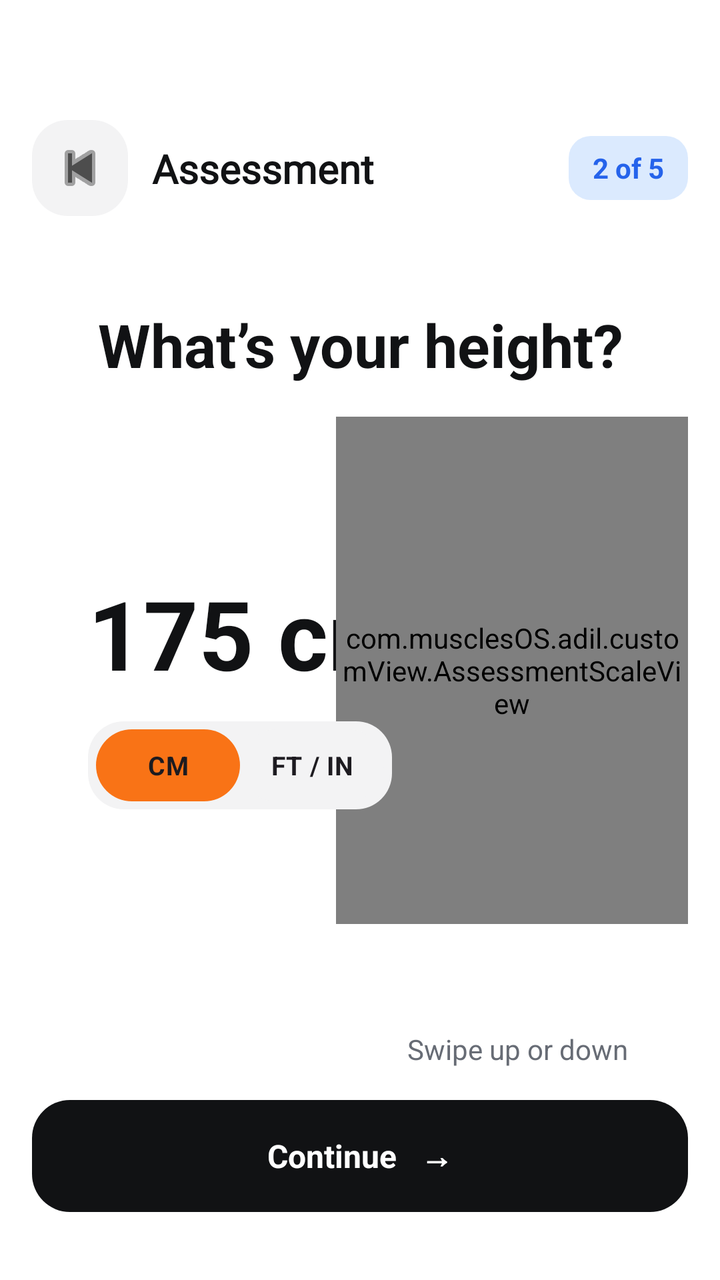
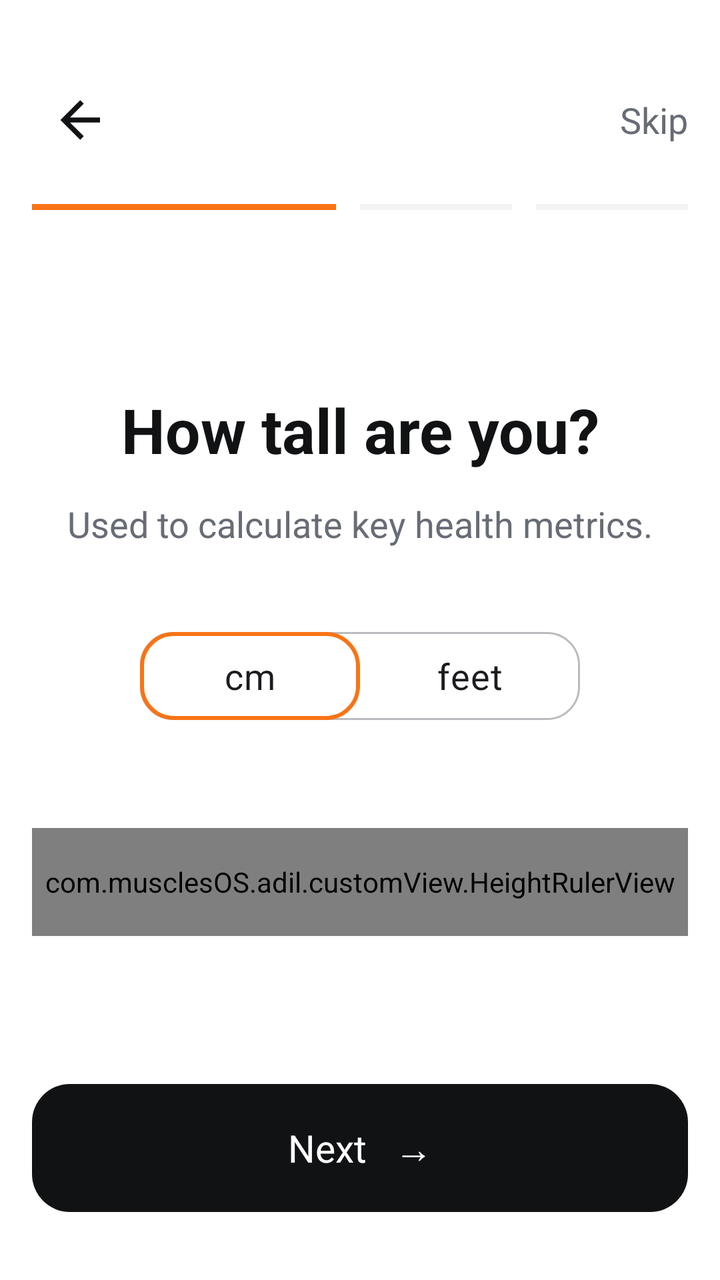

Compare the two renders of this Android layout. The source of the first and the diff that turns it into the second are given below.
<!-- AndroidManifest.xml: application theme Theme.MuscleOS -->
<!-- res/layout/fragment_height.xml -->
<?xml version="1.0" encoding="utf-8"?>
<androidx.constraintlayout.widget.ConstraintLayout xmlns:android="http://schemas.android.com/apk/res/android"
    xmlns:app="http://schemas.android.com/apk/res-auto"
    android:layout_width="match_parent"
    android:layout_height="match_parent"
    android:background="@color/bg_main"
    android:paddingHorizontal="16dp">

    <include
        android:id="@+id/header"
        layout="@layout/onboarding_header_height" />

    <TextView
        android:id="@+id/title"
        android:layout_width="0dp"
        android:layout_height="wrap_content"
        android:layout_marginTop="44dp"
        android:gravity="center"
        android:text="What’s your height?"
        android:textColor="@color/text_main"
        android:textSize="30sp"
        android:textStyle="bold"
        app:layout_constraintEnd_toEndOf="parent"
        app:layout_constraintStart_toStartOf="parent"
        app:layout_constraintTop_toBottomOf="@id/header" />

    <TextView
        android:id="@+id/heightValue"
        android:layout_width="wrap_content"
        android:layout_height="wrap_content"
        android:layout_marginStart="28dp"
        android:layout_marginTop="92dp"
        android:text="175 cm"
        android:textColor="@color/text_main"
        android:textSize="48sp"
        android:textStyle="bold"
        app:layout_constraintStart_toStartOf="parent"
        app:layout_constraintTop_toBottomOf="@id/title" />

    <com.musclesOS.adil.customView.AssessmentScaleView
        android:id="@+id/heightScale"
        android:layout_width="176dp"
        android:layout_height="0dp"
        android:layout_marginTop="16dp"
        android:layout_marginBottom="88dp"
        app:layout_constraintBottom_toTopOf="@id/button3"
        app:layout_constraintEnd_toEndOf="parent"
        app:layout_constraintTop_toBottomOf="@id/title" />

    <TextView
        android:id="@+id/hint"
        android:layout_width="wrap_content"
        android:layout_height="wrap_content"
        android:layout_marginEnd="30dp"
        android:layout_marginBottom="16dp"
        android:text="Swipe up or down"
        android:textColor="@color/text_hint"
        android:textSize="14sp"
        app:layout_constraintBottom_toTopOf="@id/button3"
        app:layout_constraintEnd_toEndOf="parent" />
    <RadioGroup
        android:id="@+id/heightUnitGroup"
        android:layout_width="wrap_content"
        android:layout_height="44dp"
        android:layout_marginTop="12dp"
        android:orientation="horizontal"
        android:background="@drawable/bg_onboarding_choice"
        android:padding="4dp"
        app:layout_constraintStart_toStartOf="@id/heightValue"
        app:layout_constraintTop_toBottomOf="@id/heightValue">

        <RadioButton
            android:id="@+id/cm"
            android:layout_width="72dp"
            android:layout_height="match_parent"
            android:button="@null"
            android:gravity="center"
            android:text="CM"
            android:textSize="13sp"
            android:textStyle="bold"
            android:checked="true"
            android:background="@drawable/bg_onboarding_choice_selected" />

        <RadioButton
            android:id="@+id/ftIn"
            android:layout_width="72dp"
            android:layout_height="match_parent"
            android:button="@null"
            android:gravity="center"
            android:text="FT / IN"
            android:textSize="13sp"
            android:textStyle="bold"
            android:background="@drawable/bg_onboarding_choice" />

    </RadioGroup>
    <TextView
        android:id="@+id/button3"
        android:layout_width="0dp"
        android:layout_height="56dp"
        android:layout_marginBottom="34dp"
        android:background="@drawable/bg_onboarding_button"
        android:gravity="center"
        android:text="Continue   →"
        android:textColor="@color/white"
        android:textSize="16sp"
        android:textStyle="bold"
        app:layout_constraintBottom_toBottomOf="parent"
        app:layout_constraintEnd_toEndOf="parent"
        app:layout_constraintStart_toStartOf="parent" />
</androidx.constraintlayout.widget.ConstraintLayout>
<!-- res/layout/onboarding_header_height.xml (included above) -->
<?xml version="1.0" encoding="utf-8"?>
<androidx.constraintlayout.widget.ConstraintLayout xmlns:android="http://schemas.android.com/apk/res/android" xmlns:app="http://schemas.android.com/apk/res-auto" android:layout_width="match_parent" android:layout_height="108dp">
    <ImageButton android:id="@+id/backButton" android:layout_width="48dp" android:layout_height="48dp" android:layout_marginTop="60dp" android:background="@drawable/bg_onboarding_choice" android:contentDescription="Back" android:src="@android:drawable/ic_media_previous" app:tint="@color/text_sub" app:layout_constraintStart_toStartOf="parent" app:layout_constraintTop_toTopOf="parent"/>
    <TextView android:id="@+id/assessmentTitle" android:layout_width="0dp" android:layout_height="wrap_content" android:layout_marginStart="12dp" android:fontFamily="@font/work_sans" android:text="Assessment" android:textColor="@color/text_main" android:textSize="20sp" android:textStyle="bold" app:layout_constraintBottom_toBottomOf="@id/backButton" app:layout_constraintStart_toEndOf="@id/backButton" app:layout_constraintTop_toTopOf="@id/backButton"/>
    <TextView android:id="@+id/progress" android:layout_width="wrap_content" android:layout_height="32dp" android:background="@drawable/bg_onboarding_tag" android:gravity="center" android:paddingHorizontal="12dp" android:text="2 of 5" android:textColor="#2563EB" android:textSize="14sp" android:textStyle="bold" app:layout_constraintBottom_toBottomOf="@id/backButton" app:layout_constraintEnd_toEndOf="parent" app:layout_constraintTop_toTopOf="@id/backButton"/>
</androidx.constraintlayout.widget.ConstraintLayout>
<!-- resources referenced by this layout -->
<resources>
  <color name="bg_main">#FFFFFF</color>
  <color name="text_hint">#676C75</color>
  <color name="text_main">#111214</color>
  <color name="text_sub">#4D4D4D</color>
  <color name="white">#FFFFFFFF</color>
  <!-- drawable bg_onboarding_button (drawable) -->
  <?xml version="1.0" encoding="utf-8"?>
  <shape xmlns:android="http://schemas.android.com/apk/res/android" android:shape="rectangle">
      <solid android:color="@color/btn_bg" />
      <corners android:radius="19dp" />
  </shape>
  <!-- drawable bg_onboarding_choice (drawable) -->
  <?xml version="1.0" encoding="utf-8"?>
  <shape xmlns:android="http://schemas.android.com/apk/res/android" android:shape="rectangle">
      <solid android:color="@color/field_bg" />
      <corners android:radius="18dp" />
  </shape>
  <!-- drawable bg_onboarding_choice_selected (drawable) -->
  <?xml version="1.0" encoding="utf-8"?>
  <shape xmlns:android="http://schemas.android.com/apk/res/android" android:shape="rectangle">
      <solid android:color="@color/orange_primary" />
      <corners android:radius="18dp" />
  </shape>
  <!-- drawable bg_onboarding_tag (drawable) -->
  <?xml version="1.0" encoding="utf-8"?>
  <shape xmlns:android="http://schemas.android.com/apk/res/android" android:shape="rectangle">
      <solid android:color="#DBEAFE" />
      <corners android:radius="11dp" />
  </shape>
  <style name="Theme.MuscleOS" parent="Base.Theme.MuscleOS" />
  <color name="btn_bg">#111214</color>
  <color name="field_bg">#F3F3F4</color>
  <color name="orange_primary">#F97316</color>
  <style name="Base.Theme.MuscleOS" parent="Theme.Material3.DayNight.NoActionBar">
          <item name="colorPrimary">@color/orange_vibrant</item>
          <item name="colorOnPrimary">@color/white</item>
          <item name="colorAccent">@color/orange_primary</item>
          <item name="android:colorAccent">@color/orange_primary</item>
          <item name="android:windowBackground">@color/bg_main</item>
          <item name="colorSurface">@color/bg_main</item>
          <item name="android:textColorPrimary">@color/text_main</item>
  
          <item name="colorSecondary">@color/orange_vibrant</item>
          <item name="colorOnSecondary">@color/white</item>
  
          <item name="colorTertiary">@color/orange_vibrant</item>
  
          <item name="colorControlActivated">@color/orange_primary</item>
          <item name="android:textColorHighlight">#33F97316</item>
      </style>
  <color name="orange_vibrant">#FF6B35</color>
</resources>

<!-- the commit's change to res/layout/fragment_height.xml (unified diff, before → after) -->
@@ -1,117 +1,25 @@
 <?xml version="1.0" encoding="utf-8"?>
-<androidx.constraintlayout.widget.ConstraintLayout xmlns:android="http://schemas.android.com/apk/res/android"
-    xmlns:app="http://schemas.android.com/apk/res-auto"
-    android:layout_width="match_parent"
-    android:layout_height="match_parent"
-    android:background="@color/bg_main"
-    android:paddingHorizontal="16dp">
-
-    <include
-        android:id="@+id/header"
-        layout="@layout/onboarding_header_height" />
-
-    <TextView
-        android:id="@+id/title"
-        android:layout_width="0dp"
-        android:layout_height="wrap_content"
-        android:layout_marginTop="44dp"
-        android:gravity="center"
-        android:text="What’s your height?"
-        android:textColor="@color/text_main"
-        android:textSize="30sp"
-        android:textStyle="bold"
-        app:layout_constraintEnd_toEndOf="parent"
-        app:layout_constraintStart_toStartOf="parent"
-        app:layout_constraintTop_toBottomOf="@id/header" />
-
-    <TextView
-        android:id="@+id/heightValue"
-        android:layout_width="wrap_content"
-        android:layout_height="wrap_content"
-        android:layout_marginStart="28dp"
-        android:layout_marginTop="92dp"
-        android:text="175 cm"
-        android:textColor="@color/text_main"
-        android:textSize="48sp"
-        android:textStyle="bold"
-        app:layout_constraintStart_toStartOf="parent"
-        app:layout_constraintTop_toBottomOf="@id/title" />
-
-    <com.musclesOS.adil.customView.AssessmentScaleView
-        android:id="@+id/heightScale"
-        android:layout_width="176dp"
-        android:layout_height="0dp"
-        android:layout_marginTop="16dp"
-        android:layout_marginBottom="88dp"
-        app:layout_constraintBottom_toTopOf="@id/button3"
-        app:layout_constraintEnd_toEndOf="parent"
-        app:layout_constraintTop_toBottomOf="@id/title" />
-
-    <TextView
-        android:id="@+id/hint"
-        android:layout_width="wrap_content"
-        android:layout_height="wrap_content"
-        android:layout_marginEnd="30dp"
-        android:layout_marginBottom="16dp"
-        android:text="Swipe up or down"
-        android:textColor="@color/text_hint"
-        android:textSize="14sp"
-        app:layout_constraintBottom_toTopOf="@id/button3"
-        app:layout_constraintEnd_toEndOf="parent" />
-    <RadioGroup
-        android:id="@+id/heightUnitGroup"
-        android:layout_width="wrap_content"
-        android:layout_height="44dp"
-        android:layout_marginTop="12dp"
-        android:orientation="horizontal"
-        android:background="@drawable/bg_onboarding_choice"
-        android:padding="4dp"
-        app:layout_constraintStart_toStartOf="@id/heightValue"
-        app:layout_constraintTop_toBottomOf="@id/heightValue">
-
-        <RadioButton
-            android:id="@+id/cm"
-            android:layout_width="72dp"
-            android:layout_height="match_parent"
-            android:button="@null"
-            android:gravity="center"
-            android:text="CM"
-            android:textSize="13sp"
-            android:textStyle="bold"
-            android:checked="true"
-            android:background="@drawable/bg_onboarding_choice_selected" />
-
-        <RadioButton
-            android:id="@+id/ftIn"
-            android:layout_width="72dp"
-            android:layout_height="match_parent"
-            android:button="@null"
-            android:gravity="center"
-            android:text="FT / IN"
-            android:textSize="13sp"
-            android:textStyle="bold"
-            android:background="@drawable/bg_onboarding_choice" />
-
+<androidx.constraintlayout.widget.ConstraintLayout xmlns:android="http://schemas.android.com/apk/res/android" xmlns:app="http://schemas.android.com/apk/res-auto" android:layout_width="match_parent" android:layout_height="match_parent" android:background="@color/bg_main" android:paddingHorizontal="16dp">
+    <include android:id="@+id/header" layout="@layout/onboarding_measurement_header" />
+    <TextView android:id="@+id/title" android:layout_width="0dp" android:layout_height="wrap_content" android:layout_marginTop="54dp" android:gravity="center" android:text="How tall are you?" android:textColor="@color/text_main" android:textSize="31sp" android:textStyle="bold" app:layout_constraintEnd_toEndOf="parent" app:layout_constraintStart_toStartOf="parent" app:layout_constraintTop_toBottomOf="@id/header" />
+    <TextView android:id="@+id/subtitle" android:layout_width="wrap_content" android:layout_height="wrap_content" android:layout_marginTop="14dp" android:text="Used to calculate key health metrics." android:textColor="@color/text_hint" android:textSize="18sp" app:layout_constraintEnd_toEndOf="parent" app:layout_constraintStart_toStartOf="parent" app:layout_constraintTop_toBottomOf="@id/title" />
+    <RadioGroup android:id="@+id/heightUnitGroup" android:layout_width="220dp" android:layout_height="44dp" android:layout_marginTop="42dp" android:background="@drawable/bg_measurement_toggle" android:orientation="horizontal" app:layout_constraintEnd_toEndOf="parent" app:layout_constraintStart_toStartOf="parent" app:layout_constraintTop_toBottomOf="@id/subtitle">
+        <RadioButton android:id="@+id/cm" android:layout_width="0dp" android:layout_height="match_parent" android:layout_weight="1" android:background="@drawable/bg_measurement_toggle_selected" android:button="@null" android:checked="true" android:gravity="center" android:text="cm" android:textSize="18sp" />
+        <RadioButton android:id="@+id/ftIn" android:layout_width="0dp" android:layout_height="match_parent" android:layout_weight="1" android:background="@android:color/transparent" android:button="@null" android:gravity="center" android:text="feet" android:textSize="18sp" />
     </RadioGroup>
-    <TextView
-        android:id="@+id/button3"
-        android:layout_width="0dp"
-        android:layout_height="56dp"
-        android:layout_marginBottom="34dp"
-        android:background="@drawable/bg_onboarding_button"
-        android:gravity="center"
-        android:text="Continue   →"
-        android:textColor="@color/white"
-        android:textSize="16sp"
-        android:textStyle="bold"
-        app:layout_constraintBottom_toBottomOf="parent"
-        app:layout_constraintEnd_toEndOf="parent"
-        app:layout_constraintStart_toStartOf="parent" />
+    <com.musclesOS.adil.customView.HeightRulerView android:id="@+id/heightScale" android:layout_width="0dp" android:layout_height="0dp" android:layout_marginTop="54dp" android:layout_marginBottom="74dp" app:layout_constraintBottom_toTopOf="@id/button3" app:layout_constraintEnd_toEndOf="parent" app:layout_constraintStart_toStartOf="parent" app:layout_constraintTop_toBottomOf="@id/heightUnitGroup" />
+    <TextView android:id="@+id/heightValue" android:layout_width="1dp" android:layout_height="1dp" android:visibility="gone" />
+    <TextView android:id="@+id/hint" android:layout_width="1dp" android:layout_height="1dp" android:visibility="gone" />
+    <TextView android:id="@+id/button3" android:layout_width="0dp" android:layout_height="64dp" android:layout_marginBottom="34dp" android:background="@drawable/bg_onboarding_button" android:gravity="center" android:text="Next   →" android:textColor="@color/btn_text" android:textSize="19sp" app:layout_constraintBottom_toBottomOf="parent" app:layout_constraintEnd_toEndOf="parent" app:layout_constraintStart_toStartOf="parent" />
 </androidx.constraintlayout.widget.ConstraintLayout>
-<!-- res/layout/onboarding_header_height.xml (included above) -->
+<!-- res/layout/onboarding_measurement_header.xml (included above) -->
 <?xml version="1.0" encoding="utf-8"?>
-<androidx.constraintlayout.widget.ConstraintLayout xmlns:android="http://schemas.android.com/apk/res/android" xmlns:app="http://schemas.android.com/apk/res-auto" android:layout_width="match_parent" android:layout_height="108dp">
-    <ImageButton android:id="@+id/backButton" android:layout_width="48dp" android:layout_height="48dp" android:layout_marginTop="60dp" android:background="@drawable/bg_onboarding_choice" android:contentDescription="Back" android:src="@android:drawable/ic_media_previous" app:tint="@color/text_sub" app:layout_constraintStart_toStartOf="parent" app:layout_constraintTop_toTopOf="parent"/>
-    <TextView android:id="@+id/assessmentTitle" android:layout_width="0dp" android:layout_height="wrap_content" android:layout_marginStart="12dp" android:fontFamily="@font/work_sans" android:text="Assessment" android:textColor="@color/text_main" android:textSize="20sp" android:textStyle="bold" app:layout_constraintBottom_toBottomOf="@id/backButton" app:layout_constraintStart_toEndOf="@id/backButton" app:layout_constraintTop_toTopOf="@id/backButton"/>
-    <TextView android:id="@+id/progress" android:layout_width="wrap_content" android:layout_height="32dp" android:background="@drawable/bg_onboarding_tag" android:gravity="center" android:paddingHorizontal="12dp" android:text="2 of 5" android:textColor="#2563EB" android:textSize="14sp" android:textStyle="bold" app:layout_constraintBottom_toBottomOf="@id/backButton" app:layout_constraintEnd_toEndOf="parent" app:layout_constraintTop_toTopOf="@id/backButton"/>
+<androidx.constraintlayout.widget.ConstraintLayout xmlns:android="http://schemas.android.com/apk/res/android" xmlns:app="http://schemas.android.com/apk/res-auto" android:layout_width="match_parent" android:layout_height="140dp">
+    <ImageButton android:id="@+id/backButton" android:layout_width="48dp" android:layout_height="48dp" android:layout_marginTop="36dp" android:background="@android:color/transparent" android:contentDescription="Back" android:padding="10dp" android:rotation="180" android:src="@drawable/ic_arrow_right" app:tint="@color/text_main" app:layout_constraintStart_toStartOf="parent" app:layout_constraintTop_toTopOf="parent" />
+    <TextView android:id="@+id/skip" android:layout_width="wrap_content" android:layout_height="48dp" android:layout_marginTop="36dp" android:gravity="center" android:text="Skip" android:textColor="@color/text_hint" android:textSize="18sp" app:layout_constraintEnd_toEndOf="parent" app:layout_constraintTop_toTopOf="parent" />
+    <LinearLayout android:id="@+id/progress" android:layout_width="0dp" android:layout_height="3dp" android:layout_marginTop="18dp" android:orientation="horizontal" app:layout_constraintEnd_toEndOf="parent" app:layout_constraintStart_toStartOf="parent" app:layout_constraintTop_toBottomOf="@id/backButton">
+        <View android:id="@+id/progressFilled" android:layout_width="0dp" android:layout_height="match_parent" android:layout_weight="2" android:background="@color/orange_primary" />
+        <View android:layout_width="0dp" android:layout_height="match_parent" android:layout_marginStart="12dp" android:layout_weight="1" android:background="@color/field_bg" />
+        <View android:layout_width="0dp" android:layout_height="match_parent" android:layout_marginStart="12dp" android:layout_weight="1" android:background="@color/field_bg" />
+    </LinearLayout>
 </androidx.constraintlayout.widget.ConstraintLayout>
<!-- resource entries referenced after the edit -->
@@ -1,9 +1,15 @@
 <!-- resources referenced by this layout -->
 <resources>
   <color name="bg_main">#FFFFFF</color>
+  <color name="btn_text">#FFFFFF</color>
   <color name="text_hint">#676C75</color>
   <color name="text_main">#111214</color>
-  <color name="text_sub">#4D4D4D</color>
+  <!-- drawable bg_measurement_toggle (drawable) -->
+  <?xml version="1.0" encoding="utf-8"?>
+  <shape xmlns:android="http://schemas.android.com/apk/res/android" android:shape="rectangle"><solid android:color="@android:color/transparent"/><stroke android:width="1dp" android:color="@color/social_stroke"/><corners android:radius="16dp"/></shape>
+  <!-- drawable bg_measurement_toggle_selected (drawable) -->
+  <?xml version="1.0" encoding="utf-8"?>
+  <shape xmlns:android="http://schemas.android.com/apk/res/android" android:shape="rectangle"><solid android:color="@android:color/transparent"/><stroke android:width="2dp" android:color="@color/orange_primary"/><corners android:radius="16dp"/></shape>
   <color name="white">#FFFFFFFF</color>
   <!-- drawable bg_onboarding_button (drawable) -->
   <?xml version="1.0" encoding="utf-8"?>
@@ -11,25 +17,20 @@
       <solid android:color="@color/btn_bg" />
       <corners android:radius="19dp" />
   </shape>
-  <!-- drawable bg_onboarding_choice (drawable) -->
+  <!-- drawable ic_arrow_right (drawable) -->
   <?xml version="1.0" encoding="utf-8"?>
-  <shape xmlns:android="http://schemas.android.com/apk/res/android" android:shape="rectangle">
-      <solid android:color="@color/field_bg" />
-      <corners android:radius="18dp" />
-  </shape>
-  <!-- drawable bg_onboarding_choice_selected (drawable) -->
-  <?xml version="1.0" encoding="utf-8"?>
-  <shape xmlns:android="http://schemas.android.com/apk/res/android" android:shape="rectangle">
-      <solid android:color="@color/orange_primary" />
-      <corners android:radius="18dp" />
-  </shape>
-  <!-- drawable bg_onboarding_tag (drawable) -->
-  <?xml version="1.0" encoding="utf-8"?>
-  <shape xmlns:android="http://schemas.android.com/apk/res/android" android:shape="rectangle">
-      <solid android:color="#DBEAFE" />
-      <corners android:radius="11dp" />
-  </shape>
+  <vector xmlns:android="http://schemas.android.com/apk/res/android"
+      android:width="30dp"
+      android:height="30dp"
+      android:viewportWidth="24"
+      android:viewportHeight="24"
+      android:tint="#FFFFFF">
+      <path
+          android:fillColor="#FFFFFF"
+          android:pathData="M4,11v2h12l-5.5,5.5l1.42,1.42L19.84,12l-7.92,-7.92L10.5,5.5L16,11H4z" />
+  </vector>
   <style name="Theme.MuscleOS" parent="Base.Theme.MuscleOS" />
+  <color name="social_stroke">#BABBBE</color>
   <color name="btn_bg">#111214</color>
   <color name="field_bg">#F3F3F4</color>
   <color name="orange_primary">#F97316</color>
